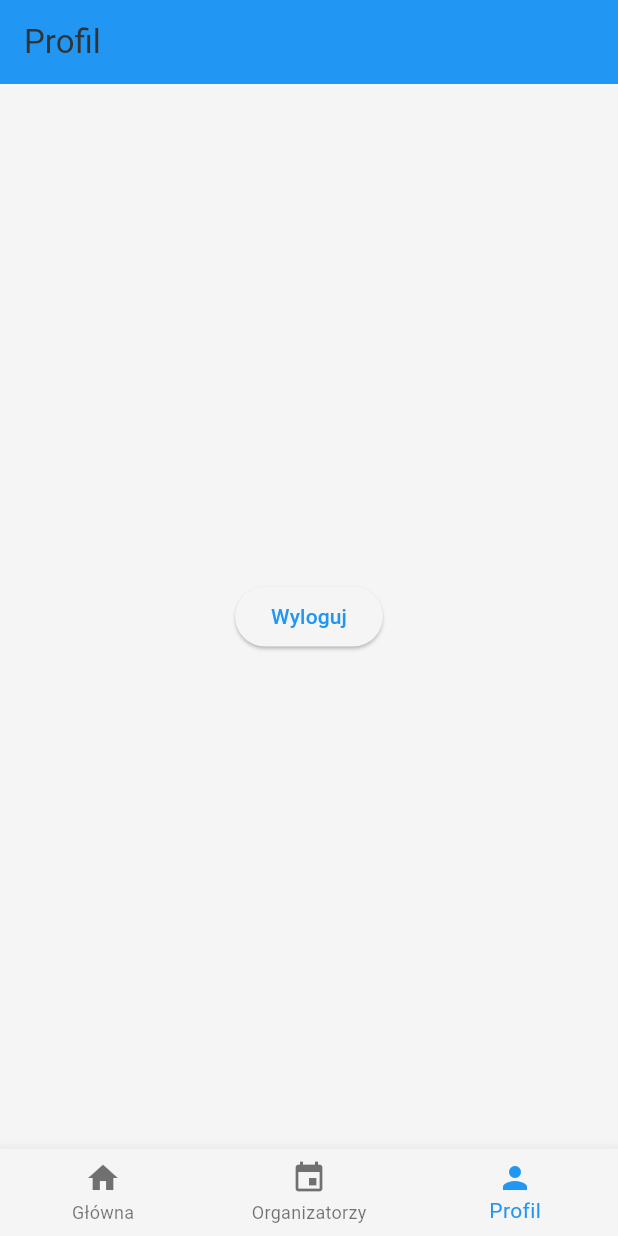
After one commit to Resellio/client, a Flutter app: the AdminProfileScreen screen opened by its route, after a tap on "Wyloguj", on a phone screen of 412 x 824 dp. The commit adds this screen. Run offline on Flutter 3.47's test engine with Material 3 defaults, Android fonts, the phone set to English and light mode, and no system bars; our stand-ins replace cached_network_image, equatable, flutter_bloc, go_router, google_sign_in, hydrated_bloc; missing offline and left inert: bloc_presentation.

Commit message:
Add admin login

```diff
--- /dev/null
+++ b/lib/features/admin/home/views/home_screen.dart
@@ -0,0 +1,25 @@
+import 'package:flutter/material.dart';
+import 'package:resellio/features/common/widgets/app_logo.dart';
+
+class AdminHomeScreen extends StatelessWidget {
+  const AdminHomeScreen({super.key});
+
+  @override
+  Widget build(BuildContext context) {
+    return const Scaffold(
+      body: Center(
+        child: Column(
+          mainAxisAlignment: MainAxisAlignment.center,
+          children: [
+            ResellioLogo(
+              size: 100,
+              withBorder: true,
+            ),
+            SizedBox(height: 32),
+            Text('Jesteś zalogowany jako administrator'),
+          ],
+        ),
+      ),
+    );
+  }
+}
--- /dev/null
+++ b/lib/features/admin/profile/views/profile_screen.dart
@@ -0,0 +1,22 @@
+import 'package:flutter/material.dart';
+import 'package:flutter_bloc/flutter_bloc.dart';
+import 'package:resellio/features/auth/bloc/auth_cubit.dart';
+
+class AdminProfileScreen extends StatelessWidget {
+  const AdminProfileScreen({super.key});
+
+  @override
+  Widget build(BuildContext context) {
+    return Scaffold(
+      appBar: AppBar(title: const Text('Profil')),
+      body: Center(
+        child: ElevatedButton(
+          onPressed: () {
+            context.read<AuthCubit>().logout();
+          },
+          child: const Text('Wyloguj'),
+        ),
+      ),
+    );
+  }
+}
--- /dev/null
+++ b/lib/features/admin/shell_screen.dart
@@ -0,0 +1,34 @@
+import 'package:flutter/material.dart';
+import 'package:go_router/go_router.dart';
+
+class AdminShellScreen extends StatelessWidget {
+  const AdminShellScreen({required this.navigationShell, super.key});
+
+  final StatefulNavigationShell navigationShell;
+
+  @override
+  Widget build(BuildContext context) {
+    return Scaffold(
+      body: navigationShell,
+      bottomNavigationBar: BottomNavigationBar(
+        items: const [
+          BottomNavigationBarItem(
+            icon: Icon(Icons.home),
+            label: 'Główna',
+          ),
+          BottomNavigationBarItem(
+            icon: Icon(Icons.event),
+            label: 'Organizatorzy',
+          ),
+          BottomNavigationBarItem(
+            icon: Icon(Icons.person),
+            label: 'Profil',
+          ),
+        ],
+        currentIndex: navigationShell.currentIndex,
+        onTap: navigationShell.goBranch,
+        type: BottomNavigationBarType.fixed,
+      ),
+    );
+  }
+}
--- a/lib/features/auth/bloc/auth_state.dart
+++ b/lib/features/auth/bloc/auth_state.dart
@@ -1,6 +1,7 @@
 import 'package:equatable/equatable.dart';
 import 'package:flutter/foundation.dart';
 import 'package:json_annotation/json_annotation.dart';
+import 'package:resellio/features/common/model/Users/admin.dart';
 import 'package:resellio/features/common/model/Users/customer.dart';
 import 'package:resellio/features/common/model/Users/organizer.dart';
 import 'package:resellio/features/common/model/Users/organizer_registration_needed.dart';
@@ -119,3 +120,20 @@ class AuthorizedOrganizerRegistrationNeeded extends AuthState {
   @override
   List<Object> get props => [user];
 }
+
+@JsonSerializable(explicitToJson: true)
+class AuthorizedAdmin extends AuthState {
+  const AuthorizedAdmin(this.user);
+
+  factory AuthorizedAdmin.fromJson(Map<String, dynamic> json) =>
+      _$AuthorizedAdminFromJson(json);
+
+  final Admin user;
+
+  @override
+  Map<String, dynamic> toJson() =>
+      {_kTypeKey: 'AuthorizedAdmin', ..._$AuthorizedAdminToJson(this)};
+
+  @override
+  List<Object> get props => [user];
+}
--- a/lib/features/common/data/api_endpoints.dart
+++ b/lib/features/common/data/api_endpoints.dart
@@ -1,10 +1,12 @@
 class ApiEndpoints {
   static const String baseUrl = 'http://localhost:5124/api';
+  static const String admins = 'Admins';
   static const String customers = 'Customers';
   static const String organizers = 'Organizers';
   static const String categories = 'Categories';
   static const String events = 'Events';
   static const String organizerEvents = '$events/organizer';
+  static const String adminGoogleLogin = '$admins/google-login';
   static const String customerGoogleLogin = '$customers/google-login';
   static const String organizerGoogleLogin = '$organizers/google-login';
   static const String organizerAboutMe = '$organizers/about-me';
--- /dev/null
+++ b/lib/features/common/model/Users/admin.dart
@@ -0,0 +1,17 @@
+import 'package:json_annotation/json_annotation.dart';
+import 'package:resellio/features/common/model/Users/user.dart';
+
+part 'admin.g.dart';
+
+@JsonSerializable()
+class Admin extends User {
+  const Admin({
+    required super.token,
+    required super.email,
+  });
+
+  factory Admin.fromJson(Map<String, dynamic> json) => _$AdminFromJson(json);
+
+  @override
+  Map<String, dynamic> toJson() => _$AdminToJson(this);
+}
--- a/lib/features/user/shell_screen.dart
+++ b/lib/features/user/shell_screen.dart
@@ -1,8 +1,8 @@
 import 'package:flutter/material.dart';
+import 'package:flutter_bloc/flutter_bloc.dart';
 import 'package:go_router/go_router.dart';
 import 'package:resellio/features/common/style/app_colors.dart';
 import 'package:resellio/features/user/cart/bloc/cart_cubit.dart';
-import 'package:flutter_bloc/flutter_bloc.dart';
 import 'package:resellio/routes/customer_routes.dart';
 
 class CustomerShellScreen extends StatelessWidget {
```
Also changed, not shown: lib/features/admin/manage_organizers/views/manage_organizers_screen.dart (added, +10 -0 lines), lib/features/auth/bloc/auth_cubit.dart (+35 -0 lines), lib/features/auth/views/login/login_screen.dart (+19 -0 lines), lib/main.dart (+21 -1 lines), lib/routes/admin_routes.dart (added, +79 -0 lines), lib/features/auth/bloc/auth_state.g.dart, lib/features/common/model/Users/admin.g.dart (added), lib/routes/admin_routes.g.dart (added).
